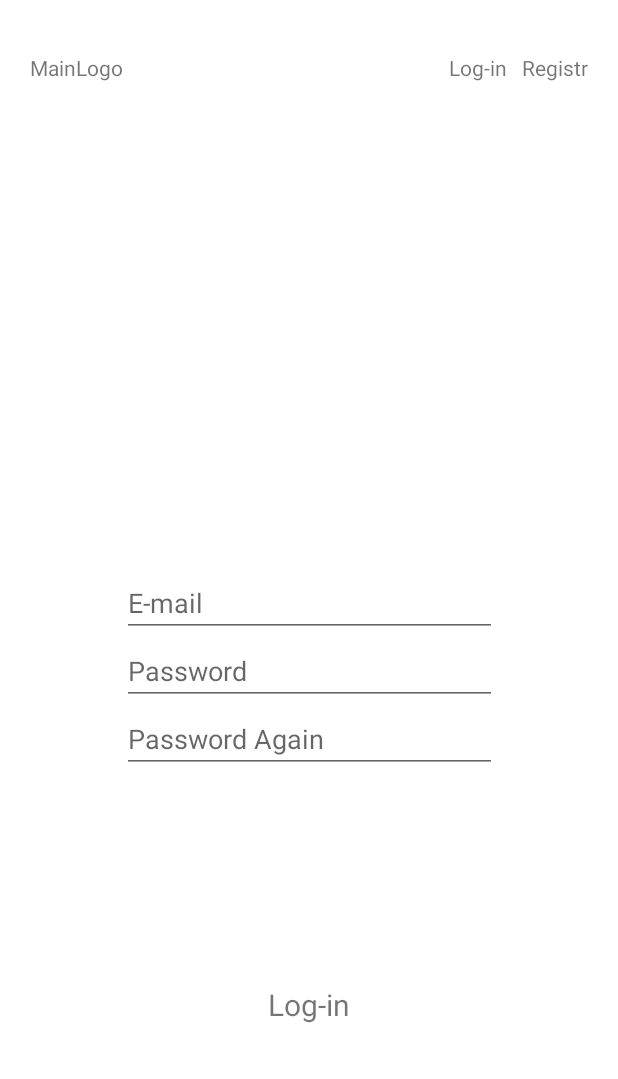
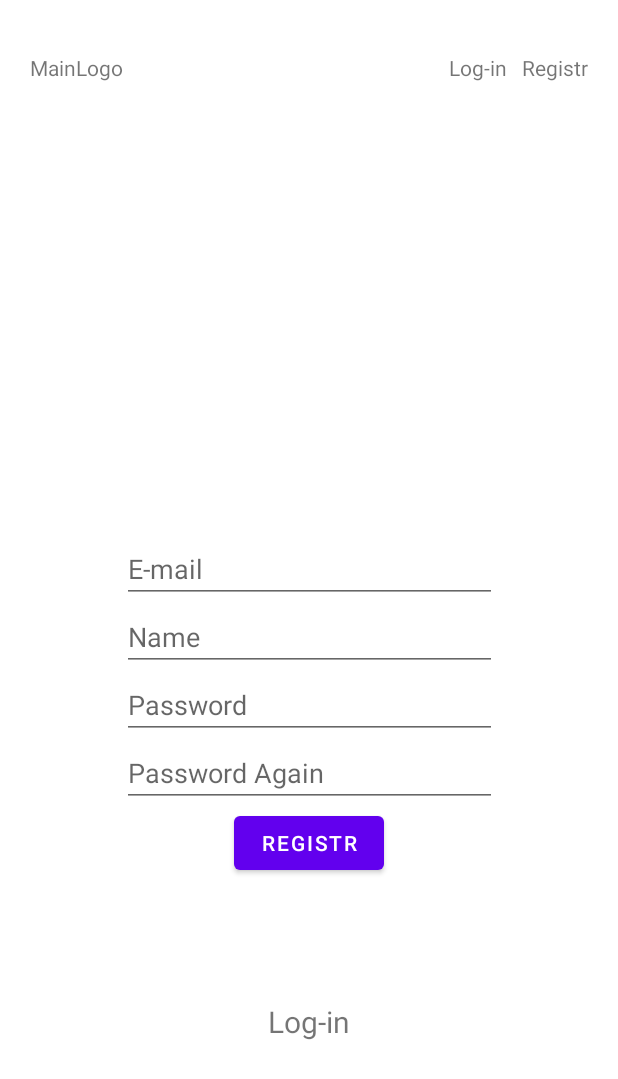
Before and after one commit to DADIofficial/AndroidDev2025, an Android app: the Registr_page_frag screen opened through its navigation route, on a phone screen of 412 x 824 dp. Shown: the top 1079 px of the screen. Run offline under Robolectric (Android 15) with nearby library versions, the phone set to English and light mode, and no system bars.

Commit message:
Added (MainDB, Users, UserDao)
Added:
MainDB; Room Database
Users: Data class for Database
UserDao: Interface class for Database (insert, get, delete)
Update:
registr_page_frag and  registr_page_layout
Build.gradle.kts
libs.versions.toml

```diff
--- a/app/src/main/java/com/example/androiddev2025/Registr_page_frag.kt
+++ b/app/src/main/java/com/example/androiddev2025/Registr_page_frag.kt
@@ -1,12 +1,22 @@
 package com.example.androiddev2025
 
 import android.os.Bundle
+import android.util.Log
 import android.view.LayoutInflater
 import android.view.View
 import android.view.ViewGroup
+import android.widget.Button
 import android.widget.TextView
+import android.widget.Toast
 import androidx.fragment.app.Fragment
 import androidx.navigation.fragment.findNavController
+import com.example.androiddev2025.Database.MainDB
+import com.example.androiddev2025.Database.Users
+import kotlinx.coroutines.CoroutineScope
+import kotlinx.coroutines.Dispatchers
+import kotlinx.coroutines.launch
+import androidx.lifecycle.Observer
+import androidx.lifecycle.LiveData
 
 class Registr_page_frag: Fragment() {
 
@@ -23,8 +33,40 @@ class Registr_page_frag: Fragment() {
 
         val login = view.findViewById<TextView>(R.id.LogInR)
 
+        val button = view.findViewById<Button>(R.id.RegistrButton)
+
         login.setOnClickListener {
             findNavController().navigate(R.id.loginFragment)
         }
+
+        button.setOnClickListener {
+
+            Toast.makeText(requireContext(), "тест", Toast.LENGTH_SHORT).show()
+
+
+            val db = MainDB.getDB(requireContext())
+
+            CoroutineScope(Dispatchers.IO).launch {
+//                db.userDao().insertUser(
+//                    Users(
+//                        Name = "Test",
+//                        Email = "test@gmail.com",
+//                        Password = "123",
+//                        Balance = 100f
+//                    )
+//                )
+
+                db.userDao().getAllUsers().collect { list ->
+                    list.forEach {
+                        Log.d("ROOM_TEST", "User: ${it.Name}, Email: ${it.Email}, Balance: ${it.Balance}")
+                    }
+                }
+
+//                db.userDao().deleteAllUsers()
+            }
+        }
+
+
+
     }
 }
--- a/app/src/main/res/layout/registr_page_layout.xml
+++ b/app/src/main/res/layout/registr_page_layout.xml
@@ -1,6 +1,7 @@
 <?xml version="1.0" encoding="utf-8"?>
 <androidx.constraintlayout.widget.ConstraintLayout xmlns:android="http://schemas.android.com/apk/res/android"
     xmlns:app="http://schemas.android.com/apk/res-auto"
+    xmlns:tools="http://schemas.android.com/tools"
     android:layout_width="match_parent"
     android:layout_height="match_parent">
 
@@ -19,10 +20,20 @@
             android:layout_height="wrap_content"
             android:hint="E-mail"
             android:inputType="textEmailAddress"
-            app:layout_constraintBottom_toTopOf="@+id/RegistrPassword"
+            app:layout_constraintBottom_toTopOf="@+id/RegistrName"
             app:layout_constraintEnd_toEndOf="parent"
             app:layout_constraintStart_toStartOf="parent"
             app:layout_constraintTop_toTopOf="parent" />
+
+        <EditText
+            android:id="@+id/RegistrName"
+            android:layout_width="250dp"
+            android:layout_height="wrap_content"
+            android:hint="Name"
+            android:inputType="textPersonName"
+            app:layout_constraintBottom_toTopOf="@+id/RegistrPassword"
+            app:layout_constraintEnd_toEndOf="parent"
+            app:layout_constraintStart_toStartOf="parent" />
 
         <EditText
             android:id="@+id/RegistrPassword"
@@ -30,7 +41,6 @@
             android:layout_height="wrap_content"
             android:hint="Password"
             android:inputType="textPassword"
-            app:layout_constraintBottom_toBottomOf="parent"
             app:layout_constraintBottom_toTopOf="@+id/RegistrPassword1"
             app:layout_constraintEnd_toEndOf="parent"
             app:layout_constraintStart_toStartOf="parent" />
@@ -45,7 +55,17 @@
             app:layout_constraintEnd_toEndOf="parent"
             app:layout_constraintStart_toStartOf="parent" />
 
+
     </androidx.constraintlayout.widget.ConstraintLayout>
+
+    <Button
+        android:id="@+id/RegistrButton"
+        android:layout_width="100dp"
+        android:layout_height="wrap_content"
+        app:layout_constraintEnd_toEndOf="parent"
+        app:layout_constraintStart_toStartOf="parent"
+        app:layout_constraintTop_toBottomOf="@+id/constraintLayout"
+        android:text="Registr"/>
 
     <TextView
         android:id="@+id/LogInR"
@@ -59,4 +79,6 @@
         app:layout_constraintStart_toStartOf="parent"
         app:layout_constraintTop_toBottomOf="@+id/constraintLayout" />
 
+
+
 </androidx.constraintlayout.widget.ConstraintLayout>
--- a/gradle/libs.versions.toml
+++ b/gradle/libs.versions.toml
@@ -9,6 +9,7 @@ appcompat = "1.7.1"
 material = "1.13.0"
 navigationFragmentKtx = "2.9.6"
 navigationUiKtx = "2.9.6"
+roomKtx = "2.8.4"
 
 [libraries]
 androidx-core-ktx = { group = "androidx.core", name = "core-ktx", version.ref = "coreKtx" }
@@ -19,7 +20,9 @@ androidx-appcompat = { group = "androidx.appcompat", name = "appcompat", version
 material = { group = "com.google.android.material", name = "material", version.ref = "material" }
 androidx-navigation-fragment-ktx = { group = "androidx.navigation", name = "navigation-fragment-ktx", version.ref = "navigationFragmentKtx" }
 androidx-navigation-ui-ktx = { group = "androidx.navigation", name = "navigation-ui-ktx", version.ref = "navigationUiKtx" }
+androidx-room-ktx = { group = "androidx.room", name = "room-ktx", version.ref = "roomKtx" }
 
 [plugins]
 android-application = { id = "com.android.application", version.ref = "agp" }
 kotlin-android = { id = "org.jetbrains.kotlin.android", version.ref = "kotlin" }
+kotlin-kapt = { id = "kotlin-kapt", version.ref = "kotlin" }
```
Also changed, not shown: app/build.gradle.kts (+21 -0 lines), app/src/main/java/com/example/androiddev2025/Database/MainDB.kt (added, +22 -0 lines), app/src/main/java/com/example/androiddev2025/Database/UserDao.kt (added, +20 -0 lines), app/src/main/java/com/example/androiddev2025/Database/Users.kt (added, +19 -0 lines), 2 other files.
